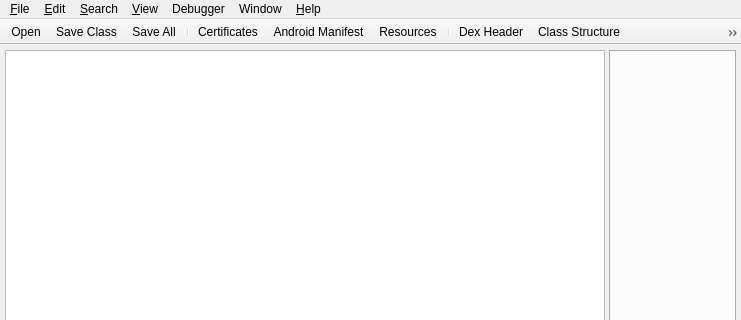
Before: the Qt Designer form ui/mainwindow.ui in AnwarMohamed/dexpire, drawn with Qt 5; both pictures show x 0 to 741 and y 0 to 320 of the 741 by 625 pixel window.
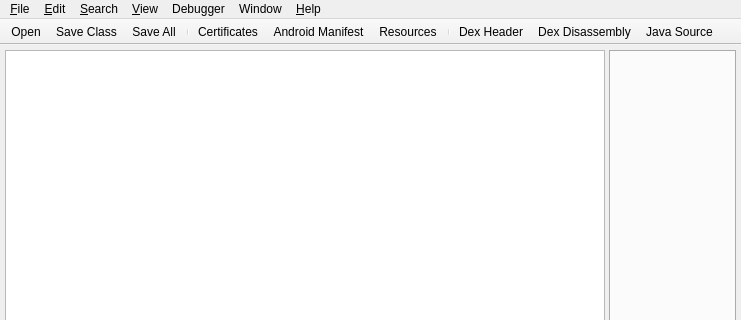
After: the same form once the commit is applied. Icons and pictures are not drawn.

What changed in the file:
```diff
--- a/ui/mainwindow.ui
+++ b/ui/mainwindow.ui
@@ -237,7 +237,6 @@
    <addaction name="actionResources_2"/>
    <addaction name="separator"/>
    <addaction name="actionHeader_2"/>
-   <addaction name="actionStructure_Map_2"/>
    <addaction name="actionDex_Disassembly_2"/>
    <addaction name="actionJava_Source_2"/>
   </widget>
@@ -518,15 +517,6 @@
     <string>Resources</string>
    </property>
   </action>
-  <action name="actionStructure_Map_2">
-   <property name="icon">
-    <iconset resource="icons.qrc">
-     <normaloff>:/icons/class_hi.gif</normaloff>:/icons/class_hi.gif</iconset>
-   </property>
-   <property name="text">
-    <string>Class Structure</string>
-   </property>
-  </action>
   <action name="actionTables">
    <property name="icon">
     <iconset resource="icons.qrc">
```
Left out of the diff: 31 changed lines with no effect on the pictures.
